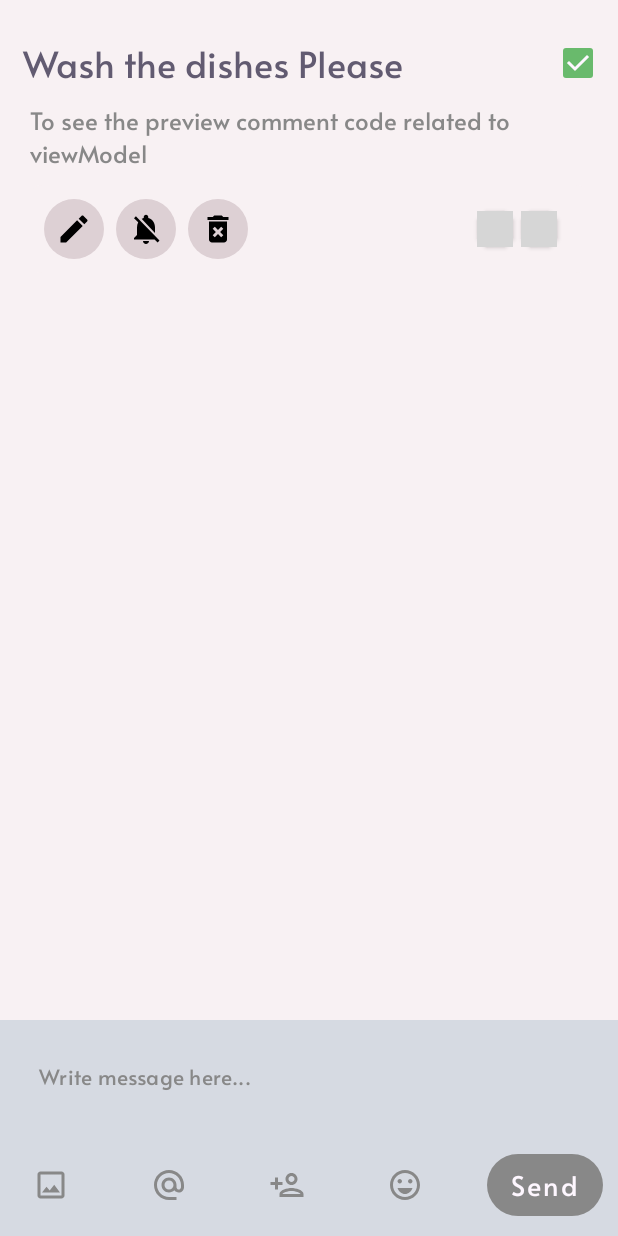
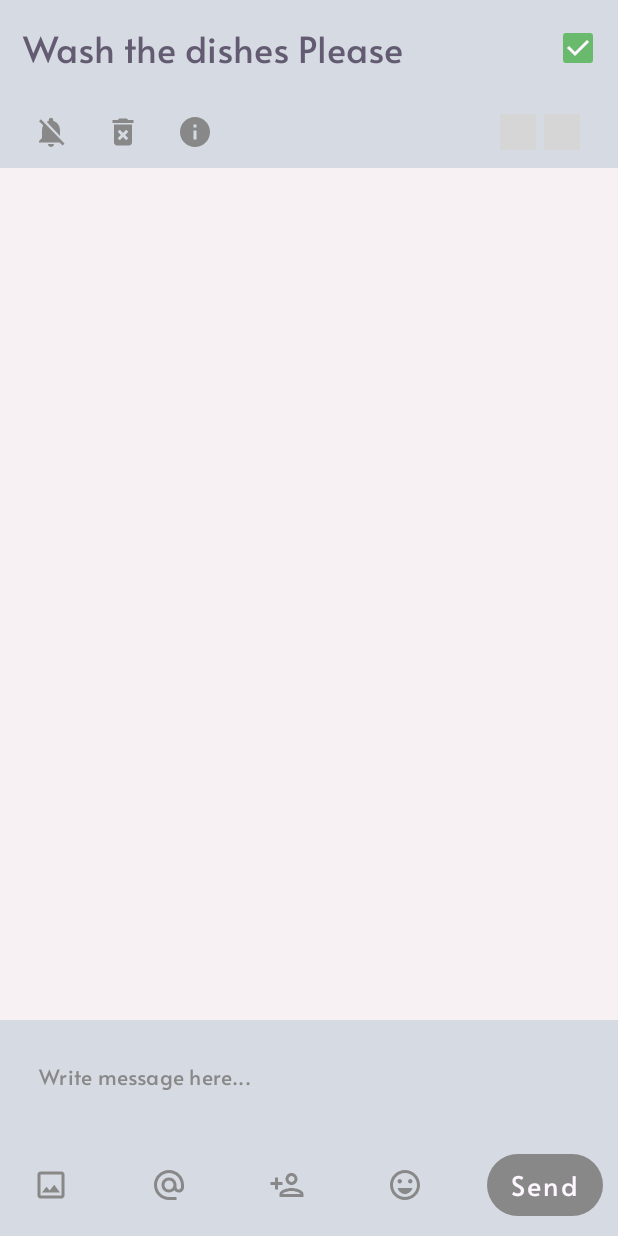
Before and after one commit to baljeet808/DoTooAndroid, an Android app built with Jetpack Compose: the @Preview function PreviewChatView, on a phone screen of 412 x 824 dp. Run offline under Robolectric (Android 15) with nearby library versions, the phone set to English and light mode, and no system bars; pictures from the network do not load; grey boxes are pictures that could not be loaded.

Commit message:
changed chat's top header

```diff
--- a/app/src/main/java/com/baljeet/youdotoo/presentation/ui/chat/components/ChatView.kt
+++ b/app/src/main/java/com/baljeet/youdotoo/presentation/ui/chat/components/ChatView.kt
@@ -3,17 +3,22 @@ package com.baljeet.youdotoo.presentation.ui.chat.components
 import androidx.compose.animation.animateContentSize
 import androidx.compose.animation.core.tween
 import androidx.compose.foundation.background
+import androidx.compose.foundation.isSystemInDarkTheme
 import androidx.compose.foundation.layout.*
 import androidx.compose.foundation.lazy.LazyColumn
 import androidx.compose.foundation.lazy.items
 import androidx.compose.foundation.lazy.rememberLazyListState
-import androidx.compose.material3.Checkbox
-import androidx.compose.material3.CheckboxDefaults
-import androidx.compose.material3.MaterialTheme
-import androidx.compose.material3.Text
+import androidx.compose.foundation.shape.RoundedCornerShape
+import androidx.compose.material.icons.Icons
+import androidx.compose.material.icons.filled.DeleteForever
+import androidx.compose.material.icons.filled.Info
+import androidx.compose.material.icons.filled.NotificationsOff
+import androidx.compose.material.icons.outlined.*
+import androidx.compose.material3.*
 import androidx.compose.runtime.*
 import androidx.compose.ui.Alignment
 import androidx.compose.ui.Modifier
+import androidx.compose.ui.draw.shadow
 import androidx.compose.ui.graphics.Color
 import androidx.compose.ui.text.font.FontFamily
 import androidx.compose.ui.tooling.preview.Preview
@@ -24,6 +29,9 @@ import com.baljeet.youdotoo.presentation.ui.theme.DotooGreen
 import com.baljeet.youdotoo.common.SharedPref
 import com.baljeet.youdotoo.common.isScrolled
 import com.baljeet.youdotoo.domain.models.*
+import com.baljeet.youdotoo.presentation.ui.shared.views.lazies.profilesLazyRow
+import com.baljeet.youdotoo.presentation.ui.theme.DoTooLightBlue
+import com.baljeet.youdotoo.presentation.ui.theme.DotooDarkerGray
 import com.baljeet.youdotoo.presentation.ui.theme.getCardColor
 
 /**
@@ -48,12 +56,34 @@ fun ChatView(
 
 
         /**
+         *Column of description and toolbox for editing this Dotoo
+         * **/
+        Column(
+            modifier = Modifier
+                .fillMaxWidth()
+                .animateContentSize(animationSpec = tween(durationMillis = 200))
+                /*.height(
+                    if (lazyListState.isScrolled) {
+                        50.dp
+                    } else {
+                        125.dp
+                    }
+                )*/
+                .background(
+                    color = if (isSystemInDarkTheme()) {
+                        DotooDarkerGray
+                    } else {
+                        DoTooLightBlue
+                    }
+                )
+        ) {
+            /**
              *Top row about Dotoo name and check box
              * **/
             Row(
                 modifier = Modifier
                     .fillMaxWidth()
-                .padding(top = 20.dp, start = 10.dp, end = 10.dp, bottom = 5.dp),
+                    .padding(top = 10.dp, start = 10.dp, end = 10.dp, bottom = 10.dp),
                 verticalAlignment = Alignment.CenterVertically,
                 horizontalArrangement = Arrangement.SpaceBetween
             ) {
@@ -83,37 +113,67 @@ fun ChatView(
                     )
                 )
             }
+           if(lazyListState.isScrolled.not()) {
+               Row(
+                   modifier = Modifier
+                       .shadow(elevation = 0.dp, shape = RoundedCornerShape(8.dp))
+                       .fillMaxWidth()
+                       .padding(start = 10.dp, end = 10.dp),
+                   verticalAlignment = Alignment.CenterVertically,
+                   horizontalArrangement = Arrangement.SpaceEvenly
+               ) {
 
 
-        /**
-         *Column of description and toolbox for editing this Dotoo
-         * **/
-        Column(
+                   IconButton(
+                       onClick = { /*TODO*/ },
                        modifier = Modifier
-                .fillMaxWidth()
-                .animateContentSize(animationSpec = tween(durationMillis = 200))
-                .height(
-                    if (lazyListState.isScrolled) {
-                        0.dp
-                    } else {
-                        125.dp
+                   ) {
+                       Icon(
+                           Icons.Default.NotificationsOff,
+                           contentDescription = "Turn off notification for this doToo",
+                           tint = Color.Gray
+                       )
                    }
+
+                   IconButton(
+                       onClick = { /*TODO*/ },
+                       modifier = Modifier
+                   ) {
+                       Icon(
+                           Icons.Default.DeleteForever,
+                           contentDescription = "Delete this doToo",
+                           tint = Color.Gray
                        )
-                .padding(start = 20.dp, end = 20.dp)
+                   }
+
+                   IconButton(
+                       onClick = { /*TODO*/ },
+                       modifier = Modifier
                    ) {
-            Text(
-                text = doToo.doToo.description,
-                color = Color.Gray,
-                fontFamily = FontFamily(Nunito.SemiBold.font),
-                fontSize = 16.sp,
-                maxLines = 3,
+                       Icon(
+                           Icons.Default.Info,
+                           contentDescription = "Information about this doToo",
+                           tint = Color.Gray
+                       )
+                   }
+
+                   doToo.profiles?.let { profiles ->
+                       profilesLazyRow(profiles = profiles, onTapProfiles = {})
+                   } ?: kotlin.run {
+                       Spacer(modifier = Modifier.weight(.5f))
+                       IconButton(
+                           onClick = { /*TODO*/ },
                            modifier = Modifier
-                    .fillMaxWidth()
+                       ) {
+                           Icon(
+                               Icons.Outlined.PersonAdd,
+                               contentDescription = "Add collaborator button",
+                               tint = Color.Gray
                            )
-            Spacer(modifier = Modifier.height(10.dp))
-            DoTooHelperCard(
-                doToo = doToo
-            )
+                       }
+                   }
+               }
+           }
         }
 
         /**
--- a/app/src/main/java/com/baljeet/youdotoo/presentation/ui/chat/components/DoTooHelperCard.kt
+++ b/app/src/main/java/com/baljeet/youdotoo/presentation/ui/chat/components/DoTooHelperCard.kt
@@ -17,7 +17,7 @@ import androidx.compose.ui.Modifier
 import androidx.compose.ui.draw.shadow
 import androidx.compose.ui.unit.dp
 import com.baljeet.youdotoo.domain.models.DoTooWithProfiles
-import com.baljeet.youdotoo.presentation.ui.shared.views.profilesLazyRow
+import com.baljeet.youdotoo.presentation.ui.shared.views.lazies.profilesLazyRow
 import com.baljeet.youdotoo.presentation.ui.theme.getCardColor
 import com.baljeet.youdotoo.presentation.ui.theme.getOnCardColor
 import com.baljeet.youdotoo.presentation.ui.theme.getTextColor
--- a/app/src/main/java/com/baljeet/youdotoo/presentation/ui/dotoo/components/ProjectHelperCard.kt
+++ b/app/src/main/java/com/baljeet/youdotoo/presentation/ui/dotoo/components/ProjectHelperCard.kt
@@ -15,7 +15,7 @@ import androidx.compose.ui.Modifier
 import androidx.compose.ui.draw.shadow
 import androidx.compose.ui.unit.dp
 import com.baljeet.youdotoo.domain.models.ProjectWithProfiles
-import com.baljeet.youdotoo.presentation.ui.shared.views.profilesLazyRow
+import com.baljeet.youdotoo.presentation.ui.shared.views.lazies.profilesLazyRow
 import com.baljeet.youdotoo.presentation.ui.theme.getOnCardColor
 import com.baljeet.youdotoo.presentation.ui.theme.getTextColor
 
--- a/app/src/main/java/com/baljeet/youdotoo/presentation/ui/projects/components/ProjectCardView.kt
+++ b/app/src/main/java/com/baljeet/youdotoo/presentation/ui/projects/components/ProjectCardView.kt
@@ -15,7 +15,7 @@ import androidx.compose.ui.unit.dp
 import androidx.compose.ui.unit.sp
 import com.baljeet.youdotoo.domain.models.ProjectWithProfiles
 import com.baljeet.youdotoo.presentation.ui.shared.styles.Nunito
-import com.baljeet.youdotoo.presentation.ui.shared.views.profilesLazyRow
+import com.baljeet.youdotoo.presentation.ui.shared.views.lazies.profilesLazyRow
 import com.baljeet.youdotoo.presentation.ui.theme.getCardColor
 
 
--- a/app/src/main/java/com/baljeet/youdotoo/presentation/ui/shared/views/lazies/profilesLazyRow.kt
+++ b/app/src/main/java/com/baljeet/youdotoo/presentation/ui/shared/views/lazies/profilesLazyRow.kt
@@ -1,4 +1,4 @@
-package com.baljeet.youdotoo.presentation.ui.shared.views
+package com.baljeet.youdotoo.presentation.ui.shared.views.lazies
 
 import androidx.compose.foundation.layout.*
 import androidx.compose.foundation.lazy.LazyRow
@@ -12,7 +12,6 @@ import androidx.compose.runtime.Composable
 import androidx.compose.ui.Alignment
 import androidx.compose.ui.Modifier
 import androidx.compose.ui.draw.clip
-import androidx.compose.ui.draw.shadow
 import androidx.compose.ui.text.font.FontFamily
 import androidx.compose.ui.text.style.TextAlign
 import androidx.compose.ui.unit.dp
@@ -47,11 +46,6 @@ fun profilesLazyRow(
                 model = profile.avatarUrl,
                 contentDescription = "avatarImage",
                 modifier = Modifier
-                    .shadow(
-                        elevation = 2.dp,
-                        shape = RoundedCornerShape(10.dp),
-                        clip = true
-                    )
                     .width(24.dp)
                     .height(24.dp)
                     .clip(shape = RoundedCornerShape(20.dp))
@@ -63,11 +57,6 @@ fun profilesLazyRow(
                 Button(
                     onClick = { /*TODO*/ },
                     modifier = Modifier
-                        .shadow(
-                            elevation = 2.dp,
-                            shape = RoundedCornerShape(20.dp),
-                            clip = true
-                        )
                         .width(24.dp)
                         .height(24.dp)
                         .clip(shape = RoundedCornerShape(20.dp)),
```
Lines whose indentation alone changed are shown as unchanged.
